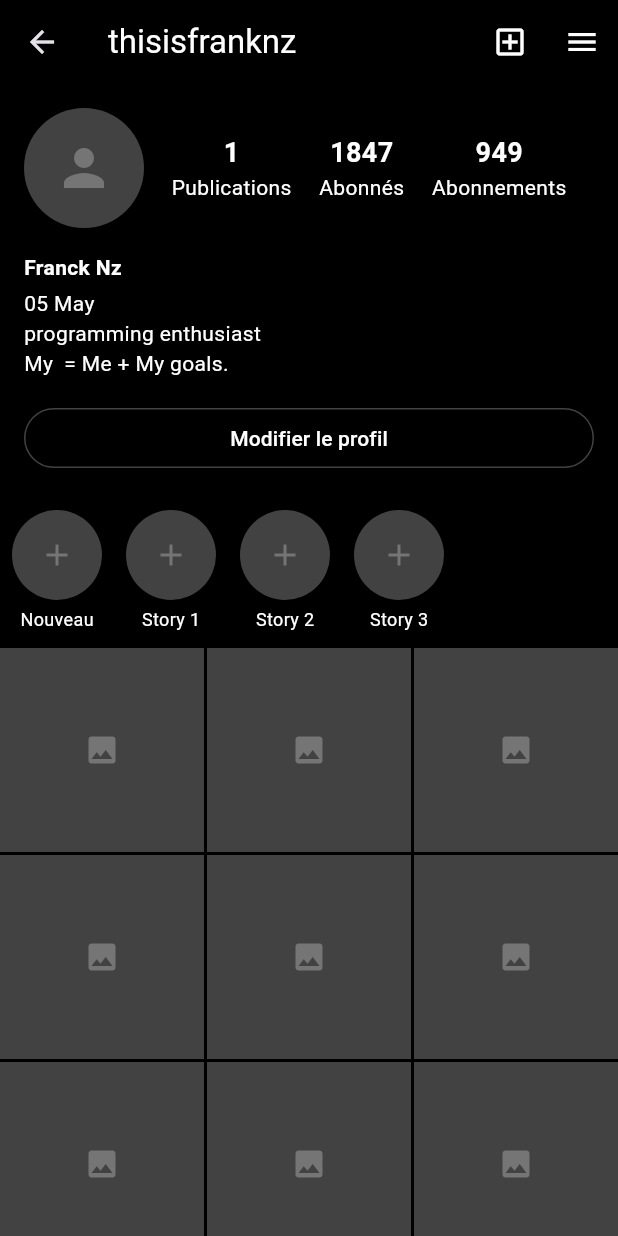
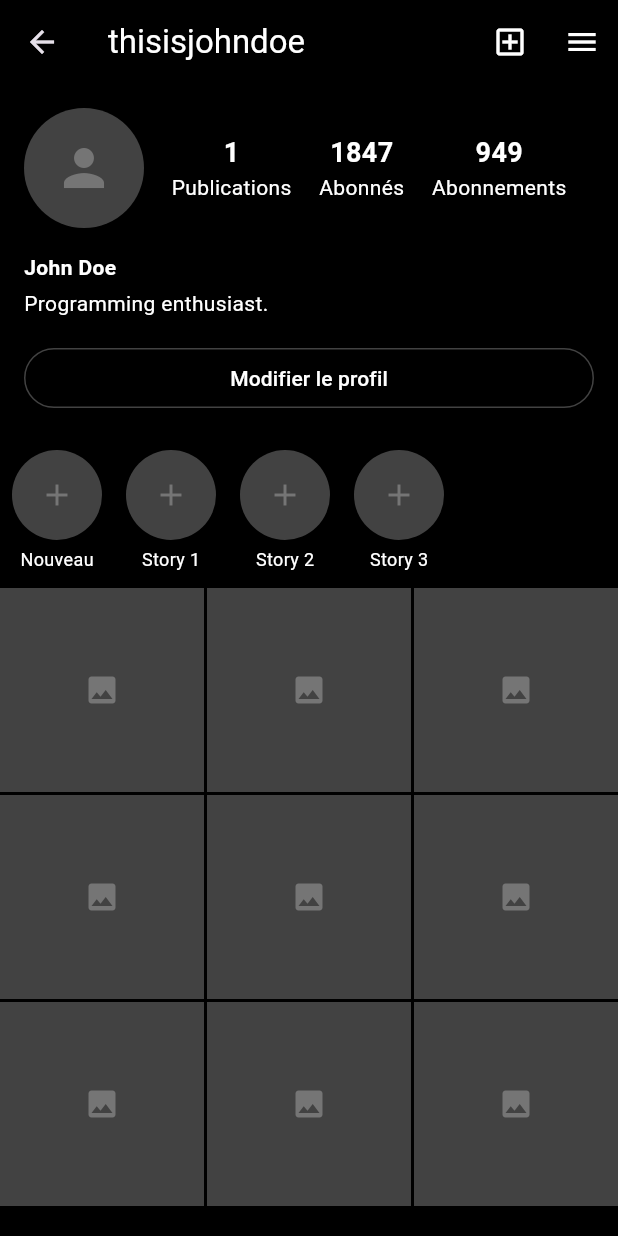
Before and after one commit to FranckNz05/Insta-Copie, a Flutter app: the ProfileView screen opened by its route, on a phone screen of 412 x 824 dp. Run offline on Flutter 3.47's test engine with Material 3 defaults, Android fonts, the phone set to English and light mode, and no system bars; our stand-ins replace cached_network_image, get, image_picker, timeago.

Commit message:
modification de l'user

```diff
--- a/instagram_clone/lib/app/data/mock_data.dart
+++ b/instagram_clone/lib/app/data/mock_data.dart
@@ -1,7 +1,7 @@
 class MockData {
   static final List<Map<String, dynamic>> stories = [
     {
-      'username': 'your_story',
+      'username': 'Votre story',
       'imageUrl': 'https://picsum.photos/200',
       'userImage': 'https://picsum.photos/200',
       'isViewed': false,
@@ -111,9 +111,9 @@
   ];
 
   static final Map<String, dynamic> currentUser = {
-    'username': 'thisisfranknz',
-    'fullName': 'Franck Nz',
-    'bio': '05 May 🎉\nprogramming enthusiast 👨‍💻\nMy 🌍 = Me + My goals.',
+    'username': 'thisisjohndoe',
+    'fullName': 'John Doe',
+    'bio': "programming enthusiast 👨‍💻\nMy 🌍 = Me + My goals.',
     'profileImage': 'https://picsum.photos/200',
     'followers': 1847,
     'following': 949,
--- a/instagram_clone/lib/app/modules/profile/profile_view.dart
+++ b/instagram_clone/lib/app/modules/profile/profile_view.dart
@@ -10,7 +10,7 @@
       appBar: AppBar(
         backgroundColor: Colors.black,
         title: Text(
-          'thisisfranknz',
+          'thisisjohndoe',
           style: TextStyle(color: Colors.white),
         ),
         actions: [
@@ -59,7 +59,7 @@
                 crossAxisAlignment: CrossAxisAlignment.start,
                 children: [
                   Text(
-                    'Franck Nz',
+                    'John Doe',
                     style: TextStyle(
                       color: Colors.white,
                       fontWeight: FontWeight.bold,
@@ -67,7 +67,7 @@
                   ),
                   SizedBox(height: 4),
                   Text(
-                    '05 May \nprogramming enthusiast \nMy  = Me + My goals.',
+                    'Programming enthusiast.',
                     style: TextStyle(color: Colors.white),
                   ),
                 ],
```
